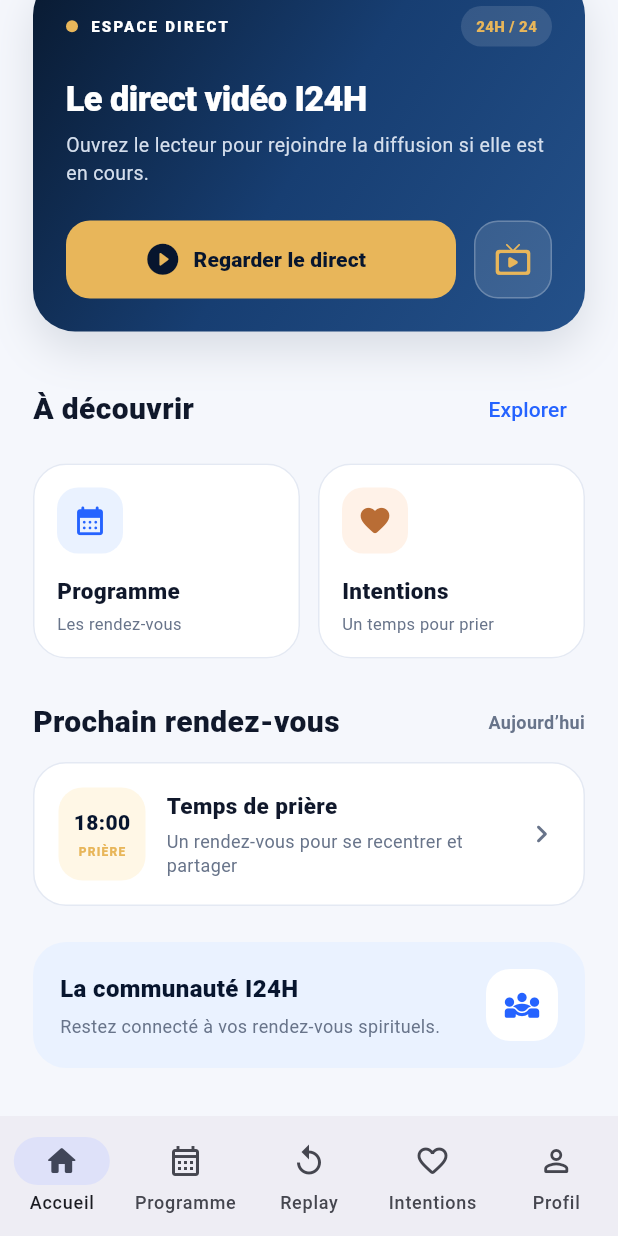
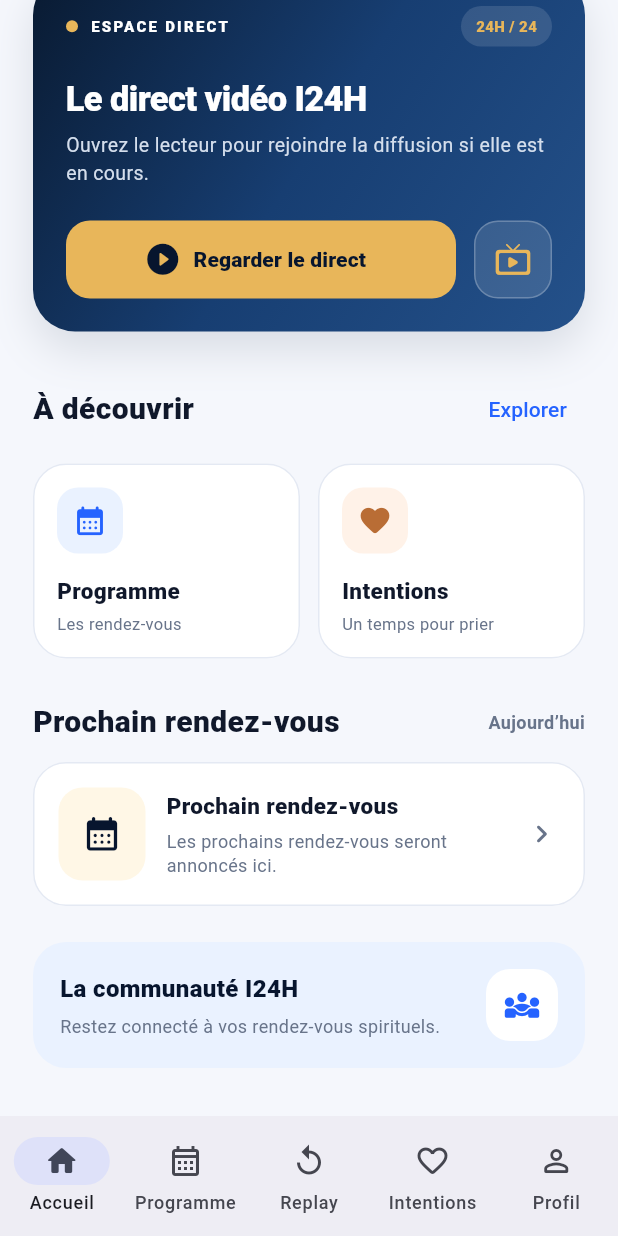
Before and after one commit to editadigoun-cmd/I24h, a Flutter app: the UserAppScreen screen opened by its route, scrolled down 253 dp, on a phone screen of 412 x 824 dp. Run offline on Flutter 3.47's test engine with Material 3 defaults, Android fonts, the phone set to English and light mode, and no system bars; our stand-ins replace flutter_svg, just_audio, supabase_flutter, video_player; missing offline and left inert: livekit_client; accounts and stored records are empty.

Commit message:
Load next programme card from published schedule

```diff
--- a/lib/screens/mobile/home_screen.dart
+++ b/lib/screens/mobile/home_screen.dart
@@ -1,5 +1,5 @@
 import 'package:flutter/material.dart';
-import '../../core/config/i24h_config.dart';
+import '../../core/services/i24h_backend.dart';
 import '../../core/theme/app_theme.dart';
 import 'live_player_screen.dart';
 
@@ -94,31 +94,7 @@ class HomeScreen extends StatelessWidget {
                   ],
                 ),
                 const SizedBox(height: 12),
-                Container(
-                  padding: const EdgeInsets.all(16),
-                  decoration: BoxDecoration(color: Colors.white, borderRadius: BorderRadius.circular(22), border: Border.all(color: AppColors.line)),
-                  child: Row(
-                    children: [
-                      Container(
-                        width: 58,
-                        height: 62,
-                        decoration: BoxDecoration(color: const Color(0xFFFFF7E6), borderRadius: BorderRadius.circular(16)),
-                        child: const Column(mainAxisAlignment: MainAxisAlignment.center, children: [
-                          Text('18:00', style: TextStyle(fontSize: 14, fontWeight: FontWeight.w900, color: AppColors.navy)),
-                          SizedBox(height: 3),
-                          Text('PRIÈRE', style: TextStyle(fontSize: 8, letterSpacing: 0.8, fontWeight: FontWeight.w800, color: AppColors.gold)),
-                        ]),
-                      ),
-                      const SizedBox(width: 14),
-                      const Expanded(child: Column(crossAxisAlignment: CrossAxisAlignment.start, children: [
-                        Text('Temps de prière', style: TextStyle(fontWeight: FontWeight.w800, fontSize: 15, color: AppColors.ink)),
-                        SizedBox(height: 5),
-                        Text('Un rendez-vous pour se recentrer et partager', style: TextStyle(fontSize: 12, height: 1.35, color: AppColors.muted)),
-                      ])),
-                      const Icon(Icons.chevron_right_rounded, color: AppColors.muted),
-                    ],
-                  ),
-                ),
+                _NextProgramCard(onTap: onOpenProgramme),
                 const SizedBox(height: 24),
                 Container(
                   padding: const EdgeInsets.all(18),
@@ -231,3 +207,113 @@ class _QuickAction extends StatelessWidget {
     );
   }
 }
+
+
+class _NextProgramCard extends StatefulWidget {
+  final VoidCallback? onTap;
+  const _NextProgramCard({this.onTap});
+
+  @override
+  State<_NextProgramCard> createState() => _NextProgramCardState();
+}
+
+class _NextProgramCardState extends State<_NextProgramCard> {
+  late Future<List<Map<String, dynamic>>> _programs;
+
+  @override
+  void initState() {
+    super.initState();
+    _programs = I24HBackend.publishedPrograms();
+  }
+
+  String _formatTime(DateTime date) {
+    final day = date.day.toString().padLeft(2, '0');
+    final month = date.month.toString().padLeft(2, '0');
+    final hour = date.hour.toString().padLeft(2, '0');
+    final minute = date.minute.toString().padLeft(2, '0');
+    return '$day/$month · $hour:$minute';
+  }
+
+  @override
+  Widget build(BuildContext context) => FutureBuilder<List<Map<String, dynamic>>>(
+    future: _programs,
+    builder: (context, snapshot) {
+      final now = DateTime.now();
+      final upcoming = (snapshot.data ?? []).where((item) {
+        final start = DateTime.tryParse('${item['starts_at'] ?? ''}');
+        return start != null && start.isAfter(now);
+      }).toList();
+      final item = upcoming.isEmpty ? null : upcoming.first;
+      return Material(
+        color: Colors.white,
+        borderRadius: BorderRadius.circular(22),
+        child: InkWell(
+          onTap: widget.onTap,
+          borderRadius: BorderRadius.circular(22),
+          child: Container(
+            padding: const EdgeInsets.all(16),
+            decoration: BoxDecoration(
+              borderRadius: BorderRadius.circular(22),
+              border: Border.all(color: AppColors.line),
+            ),
+            child: Row(
+              children: [
+                Container(
+                  width: 58,
+                  height: 62,
+                  decoration: BoxDecoration(
+                    color: const Color(0xFFFFF7E6),
+                    borderRadius: BorderRadius.circular(16),
+                  ),
+                  child: Icon(
+                    snapshot.connectionState == ConnectionState.waiting
+                        ? Icons.schedule_rounded
+                        : Icons.calendar_month_rounded,
+                    color: AppColors.navy,
+                    size: 27,
+                  ),
+                ),
+                const SizedBox(width: 14),
+                Expanded(
+                  child: Column(
+                    crossAxisAlignment: CrossAxisAlignment.start,
+                    children: [
+                      Text(
+                        item == null
+                            ? (snapshot.hasError ? 'Programme indisponible' : 'Prochain rendez-vous')
+                            : '${item['title'] ?? 'Émission I24H'}',
+                        maxLines: 2,
+                        overflow: TextOverflow.ellipsis,
+                        style: const TextStyle(fontWeight: FontWeight.w800, fontSize: 15, color: AppColors.ink),
+                      ),
+                      const SizedBox(height: 5),
+                      Text(
+                        snapshot.connectionState == ConnectionState.waiting
+                            ? 'Chargement du programme…'
+                            : snapshot.hasError
+                                ? 'Vérifiez votre connexion et réessayez.'
+                                : item == null
+                                    ? 'Les prochains rendez-vous seront annoncés ici.'
+                                    : [
+                                        if (DateTime.tryParse('${item['starts_at'] ?? ''}') != null)
+                                          _formatTime(DateTime.parse('${item['starts_at']}').toLocal()),
+                                        if ('${item['presenter'] ?? ''}'.trim().isNotEmpty)
+                                          '${item['presenter']}',
+                                      ].join(' · '),
+                        maxLines: 2,
+                        overflow: TextOverflow.ellipsis,
+                        style: const TextStyle(fontSize: 12, height: 1.35, color: AppColors.muted),
+                      ),
+                    ],
+                  ),
+                ),
+                if (widget.onTap != null)
+                  const Icon(Icons.chevron_right_rounded, color: AppColors.muted),
+              ],
+            ),
+          ),
+        ),
+      );
+    },
+  );
+}
```
